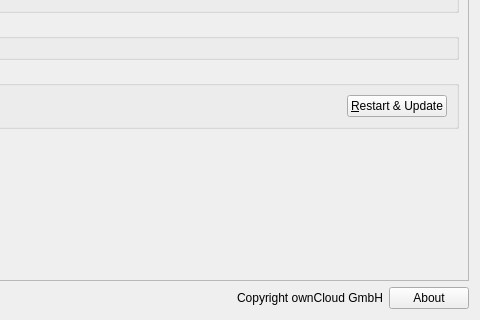
The window that src/gui/generalsettings.ui (OMakonis/client) describes before a commit, drawn with Qt 5; both pictures show x 311 to 791 and y 366 to 686 of the 791 by 686 pixel window.
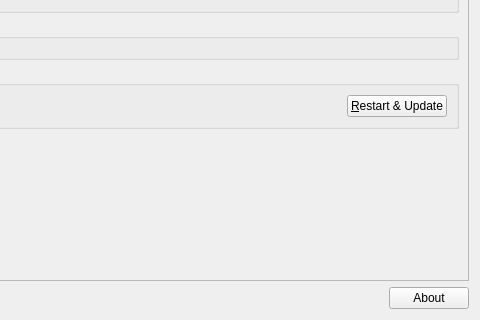
The same window after the commit. Custom widgets are drawn as their Qt base class.

Patch:
```diff
--- a/src/gui/generalsettings.ui
+++ b/src/gui/generalsettings.ui
@@ -356,9 +356,6 @@
         <property name="cursor">
          <cursorShape>ArrowCursor</cursorShape>
         </property>
-        <property name="text">
-         <string notr="true">Copyright ownCloud GmbH</string>
-        </property>
         <property name="textInteractionFlags">
          <set>Qt::LinksAccessibleByMouse|Qt::TextSelectableByMouse</set>
         </property>
```
